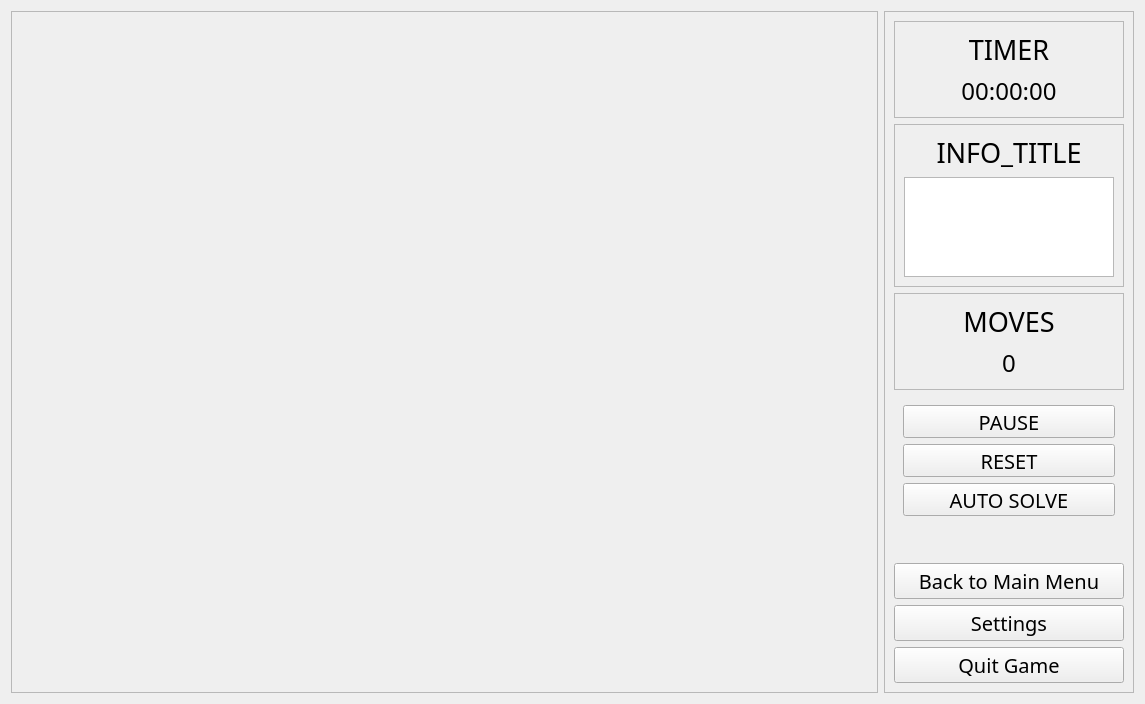
This is source/GameWindow/gamewindow.ui in radinals/HanoiTower as Qt 5 draws it before an edit. The edited form follows.
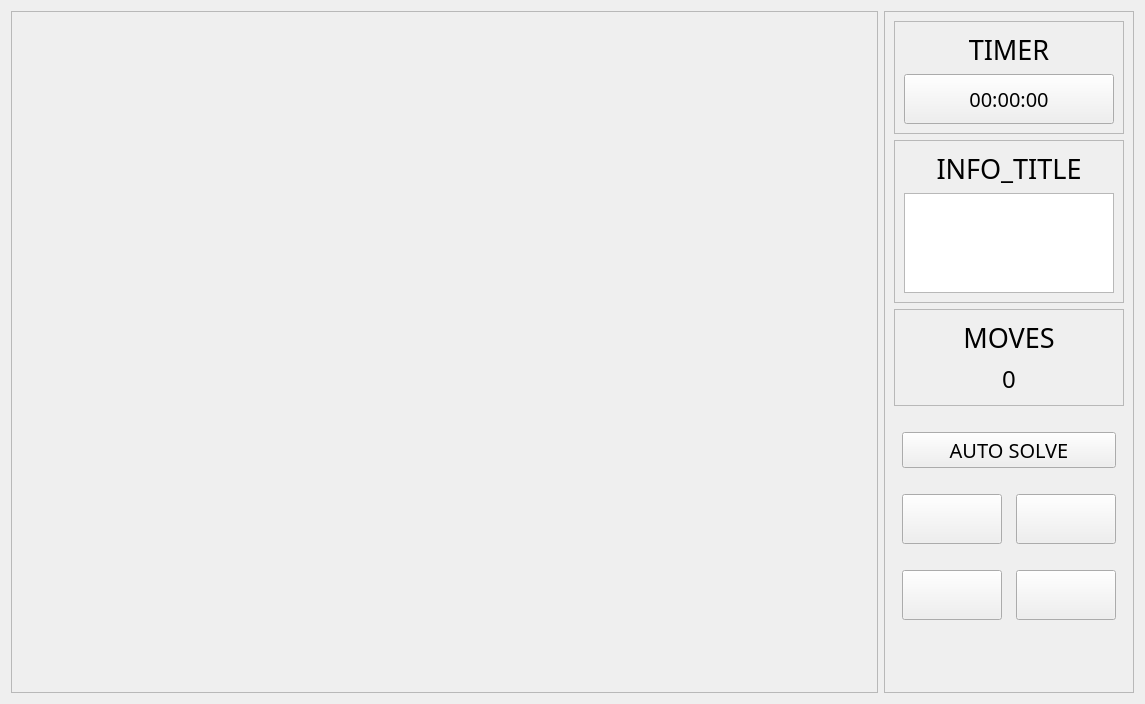
This is the edited form.

Commit message: replaced basic buttons with icons

Diff of the .ui file:
```diff
--- a/source/GameWindow/gamewindow.ui
+++ b/source/GameWindow/gamewindow.ui
@@ -14,7 +14,7 @@
    <string>Form</string>
   </property>
   <layout class="QGridLayout" name="gridLayout">
-   <item row="0" column="1" rowspan="4">
+   <item row="0" column="2" rowspan="4">
     <widget class="QFrame" name="SideBarFrame">
      <property name="minimumSize">
       <size>
@@ -49,8 +49,8 @@
         <property name="frameShadow">
          <enum>QFrame::Raised</enum>
         </property>
-        <layout class="QVBoxLayout" name="verticalLayout_3">
-         <item>
+        <layout class="QGridLayout" name="gridLayout_2">
+         <item row="0" column="0" colspan="2">
           <widget class="QLabel" name="TimerLabel">
            <property name="sizePolicy">
             <sizepolicy hsizetype="Preferred" vsizetype="Fixed">
@@ -72,26 +72,35 @@
            </property>
           </widget>
          </item>
-         <item>
-          <widget class="QLabel" name="TimerOut">
+         <item row="1" column="0" rowspan="3" colspan="2">
+          <widget class="QPushButton" name="TimerOut">
            <property name="sizePolicy">
-            <sizepolicy hsizetype="Preferred" vsizetype="Fixed">
+            <sizepolicy hsizetype="Minimum" vsizetype="Fixed">
              <horstretch>0</horstretch>
              <verstretch>0</verstretch>
             </sizepolicy>
            </property>
+           <property name="minimumSize">
+            <size>
+             <width>0</width>
+             <height>50</height>
+            </size>
+           </property>
+           <property name="maximumSize">
+            <size>
+             <width>16777215</width>
+             <height>16777215</height>
+            </size>
+           </property>
            <property name="font">
             <font>
              <family>BlexMono Nerd Font</family>
-             <pointsize>18</pointsize>
+             <pointsize>15</pointsize>
             </font>
            </property>
            <property name="text">
             <string>00:00:00</string>
            </property>
-           <property name="alignment">
-            <set>Qt::AlignCenter</set>
-           </property>
           </widget>
          </item>
         </layout>
@@ -222,28 +231,27 @@
        </widget>
       </item>
       <item>
-       <widget class="QFrame" name="GameOptionsFrame">
+       <layout class="QGridLayout" name="gridLayout_3">
+        <item row="8" column="1">
+         <widget class="QPushButton" name="QuitGameBtn">
+          <property name="sizePolicy">
+           <sizepolicy hsizetype="Minimum" vsizetype="Minimum">
+            <horstretch>0</horstretch>
+            <verstretch>0</verstretch>
+           </sizepolicy>
+          </property>
         <property name="minimumSize">
          <size>
-          <width>0</width>
-          <height>60</height>
+            <width>50</width>
+            <height>50</height>
          </size>
         </property>
         <property name="maximumSize">
          <size>
-          <width>16777215</width>
-          <height>16777215</height>
-         </size>
-        </property>
-        <layout class="QVBoxLayout" name="verticalLayout_7">
-         <item>
-          <widget class="QPushButton" name="PauseBtn">
-           <property name="sizePolicy">
-            <sizepolicy hsizetype="Minimum" vsizetype="Preferred">
-             <horstretch>0</horstretch>
-             <verstretch>0</verstretch>
-            </sizepolicy>
-           </property>
+            <width>100</width>
+            <height>100</height>
+           </size>
+          </property>
            <property name="font">
             <font>
              <family>BlexMono Nerd Font</family>
@@ -251,30 +259,24 @@
             </font>
            </property>
            <property name="text">
-            <string>PAUSE</string>
+           <string/>
            </property>
           </widget>
          </item>
-         <item>
-          <widget class="QPushButton" name="ResetBtn">
-           <property name="sizePolicy">
-            <sizepolicy hsizetype="Minimum" vsizetype="Preferred">
-             <horstretch>0</horstretch>
-             <verstretch>0</verstretch>
-            </sizepolicy>
-           </property>
-           <property name="font">
-            <font>
-             <family>BlexMono Nerd Font</family>
-             <pointsize>15</pointsize>
-            </font>
-           </property>
-           <property name="text">
-            <string>RESET</string>
-           </property>
-          </widget>
-         </item>
-         <item>
+        <item row="4" column="0" colspan="2">
+         <spacer name="horizontalSpacer_2">
+          <property name="orientation">
+           <enum>Qt::Horizontal</enum>
+          </property>
+          <property name="sizeHint" stdset="0">
+           <size>
+            <width>40</width>
+            <height>20</height>
+           </size>
+          </property>
+         </spacer>
+        </item>
+        <item row="3" column="0" colspan="2">
           <widget class="QPushButton" name="AutoSolveBtn">
            <property name="sizePolicy">
             <sizepolicy hsizetype="Minimum" vsizetype="Preferred">
@@ -293,8 +295,139 @@
            </property>
           </widget>
          </item>
-        </layout>
-       </widget>
+        <item row="2" column="0" colspan="2">
+         <spacer name="horizontalSpacer_3">
+          <property name="orientation">
+           <enum>Qt::Horizontal</enum>
+          </property>
+          <property name="sizeHint" stdset="0">
+           <size>
+            <width>40</width>
+            <height>20</height>
+           </size>
+          </property>
+         </spacer>
+        </item>
+        <item row="6" column="0">
+         <widget class="QPushButton" name="ResetBtn">
+          <property name="sizePolicy">
+           <sizepolicy hsizetype="Minimum" vsizetype="Minimum">
+            <horstretch>0</horstretch>
+            <verstretch>0</verstretch>
+           </sizepolicy>
+          </property>
+          <property name="minimumSize">
+           <size>
+            <width>50</width>
+            <height>50</height>
+           </size>
+          </property>
+          <property name="maximumSize">
+           <size>
+            <width>100</width>
+            <height>100</height>
+           </size>
+          </property>
+          <property name="font">
+           <font>
+            <family>BlexMono Nerd Font</family>
+            <pointsize>15</pointsize>
+           </font>
+          </property>
+          <property name="text">
+           <string/>
+          </property>
+         </widget>
+        </item>
+        <item row="8" column="0">
+         <widget class="QPushButton" name="BackToMenuBtn">
+          <property name="sizePolicy">
+           <sizepolicy hsizetype="Minimum" vsizetype="Minimum">
+            <horstretch>0</horstretch>
+            <verstretch>0</verstretch>
+           </sizepolicy>
+          </property>
+          <property name="minimumSize">
+           <size>
+            <width>50</width>
+            <height>50</height>
+           </size>
+          </property>
+          <property name="maximumSize">
+           <size>
+            <width>100</width>
+            <height>100</height>
+           </size>
+          </property>
+          <property name="font">
+           <font>
+            <family>BlexMono Nerd Font</family>
+            <pointsize>15</pointsize>
+           </font>
+          </property>
+          <property name="text">
+           <string/>
+          </property>
+         </widget>
+        </item>
+        <item row="6" column="1">
+         <widget class="QPushButton" name="OpenSettingsBtn">
+          <property name="sizePolicy">
+           <sizepolicy hsizetype="Minimum" vsizetype="Minimum">
+            <horstretch>0</horstretch>
+            <verstretch>0</verstretch>
+           </sizepolicy>
+          </property>
+          <property name="minimumSize">
+           <size>
+            <width>50</width>
+            <height>50</height>
+           </size>
+          </property>
+          <property name="maximumSize">
+           <size>
+            <width>100</width>
+            <height>100</height>
+           </size>
+          </property>
+          <property name="font">
+           <font>
+            <family>BlexMono Nerd Font</family>
+            <pointsize>15</pointsize>
+           </font>
+          </property>
+          <property name="text">
+           <string/>
+          </property>
+         </widget>
+        </item>
+        <item row="9" column="0" colspan="2">
+         <spacer name="horizontalSpacer">
+          <property name="orientation">
+           <enum>Qt::Horizontal</enum>
+          </property>
+          <property name="sizeHint" stdset="0">
+           <size>
+            <width>40</width>
+            <height>20</height>
+           </size>
+          </property>
+         </spacer>
+        </item>
+        <item row="7" column="0" colspan="2">
+         <spacer name="horizontalSpacer_4">
+          <property name="orientation">
+           <enum>Qt::Horizontal</enum>
+          </property>
+          <property name="sizeHint" stdset="0">
+           <size>
+            <width>40</width>
+            <height>20</height>
+           </size>
+          </property>
+         </spacer>
+        </item>
+       </layout>
       </item>
       <item>
        <spacer name="verticalSpacer">
@@ -309,67 +442,6 @@
         </property>
        </spacer>
       </item>
-      <item>
-       <layout class="QVBoxLayout" name="verticalLayout_4">
-        <item>
-         <widget class="QPushButton" name="BackToMenuBtn">
-          <property name="sizePolicy">
-           <sizepolicy hsizetype="Minimum" vsizetype="Minimum">
-            <horstretch>0</horstretch>
-            <verstretch>0</verstretch>
-           </sizepolicy>
-          </property>
-          <property name="font">
-           <font>
-            <family>BlexMono Nerd Font</family>
-            <pointsize>15</pointsize>
-           </font>
-          </property>
-          <property name="text">
-           <string>Back to Main Menu</string>
-          </property>
-         </widget>
-        </item>
-        <item>
-         <widget class="QPushButton" name="OpenSettingsBtn">
-          <property name="sizePolicy">
-           <sizepolicy hsizetype="Minimum" vsizetype="Minimum">
-            <horstretch>0</horstretch>
-            <verstretch>0</verstretch>
-           </sizepolicy>
-          </property>
-          <property name="font">
-           <font>
-            <family>BlexMono Nerd Font</family>
-            <pointsize>15</pointsize>
-           </font>
-          </property>
-          <property name="text">
-           <string>Settings</string>
-          </property>
-         </widget>
-        </item>
-        <item>
-         <widget class="QPushButton" name="QuitGameBtn">
-          <property name="sizePolicy">
-           <sizepolicy hsizetype="Minimum" vsizetype="Minimum">
-            <horstretch>0</horstretch>
-            <verstretch>0</verstretch>
-           </sizepolicy>
-          </property>
-          <property name="font">
-           <font>
-            <family>BlexMono Nerd Font</family>
-            <pointsize>15</pointsize>
-           </font>
-          </property>
-          <property name="text">
-           <string>Quit Game</string>
-          </property>
-         </widget>
-        </item>
-       </layout>
-      </item>
      </layout>
     </widget>
    </item>
```
Lines whose indentation alone changed are shown as unchanged. The commit also changes 12 other files.
